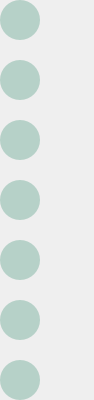
Old version of the form OnePlayer/src/MultiBtnWidget.ui in the repository whdicu/OnePlayer.
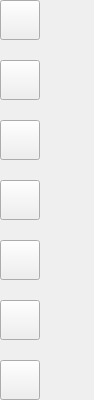
New version of the form. Icons and pictures are not drawn.

The edit to the form file:
```diff
--- a/OnePlayer/src/MultiBtnWidget.ui
+++ b/OnePlayer/src/MultiBtnWidget.ui
@@ -18,20 +18,7 @@
 {
 	/*background-color: rgba(255, 0, 0, 0.5);*/
 	background-color: transparent;
-}
-
-QPushButton
-{
-	background-color: rgb(182, 209, 200);
-	/*border: 1px solid #5c5c66;*/
-	border-radius: 20px;
-}
-
-QPushButton:hover
-{
-	background-color: rgba(182, 209, 200, 0.75);
-}
-</string>
+}</string>
   </property>
   <layout class="QVBoxLayout" name="verticalLayout">
    <property name="spacing">
```
